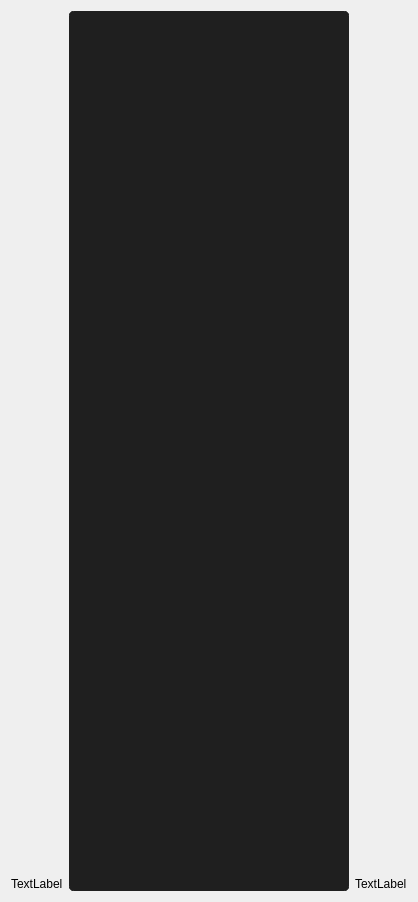
The window that src/airunner/widgets/llm/templates/message.ui (Capsize-Games/airunner) describes before a commit, drawn with Qt 5.
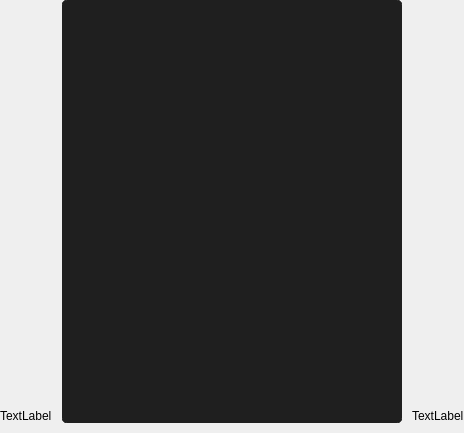
The same window after the commit.

The edit to the form file:
```diff
--- a/src/airunner/widgets/llm/templates/message.ui
+++ b/src/airunner/widgets/llm/templates/message.ui
@@ -6,8 +6,8 @@
    <rect>
     <x>0</x>
     <y>0</y>
-    <width>418</width>
-    <height>902</height>
+    <width>464</width>
+    <height>433</height>
    </rect>
   </property>
   <property name="sizePolicy">
@@ -26,8 +26,29 @@
    <string>Form</string>
   </property>
   <layout class="QGridLayout" name="gridLayout">
+   <property name="leftMargin">
+    <number>0</number>
+   </property>
+   <property name="topMargin">
+    <number>0</number>
+   </property>
+   <property name="rightMargin">
+    <number>0</number>
+   </property>
+   <property name="bottomMargin">
+    <number>0</number>
+   </property>
+   <property name="spacing">
+    <number>0</number>
+   </property>
    <item row="0" column="0">
     <layout class="QHBoxLayout" name="horizontalLayout">
+     <property name="spacing">
+      <number>10</number>
+     </property>
+     <property name="bottomMargin">
+      <number>10</number>
+     </property>
      <item>
       <widget class="QLabel" name="user_name">
        <property name="text">
```
Left out of the diff: 12 changed lines with no effect on the pictures.
